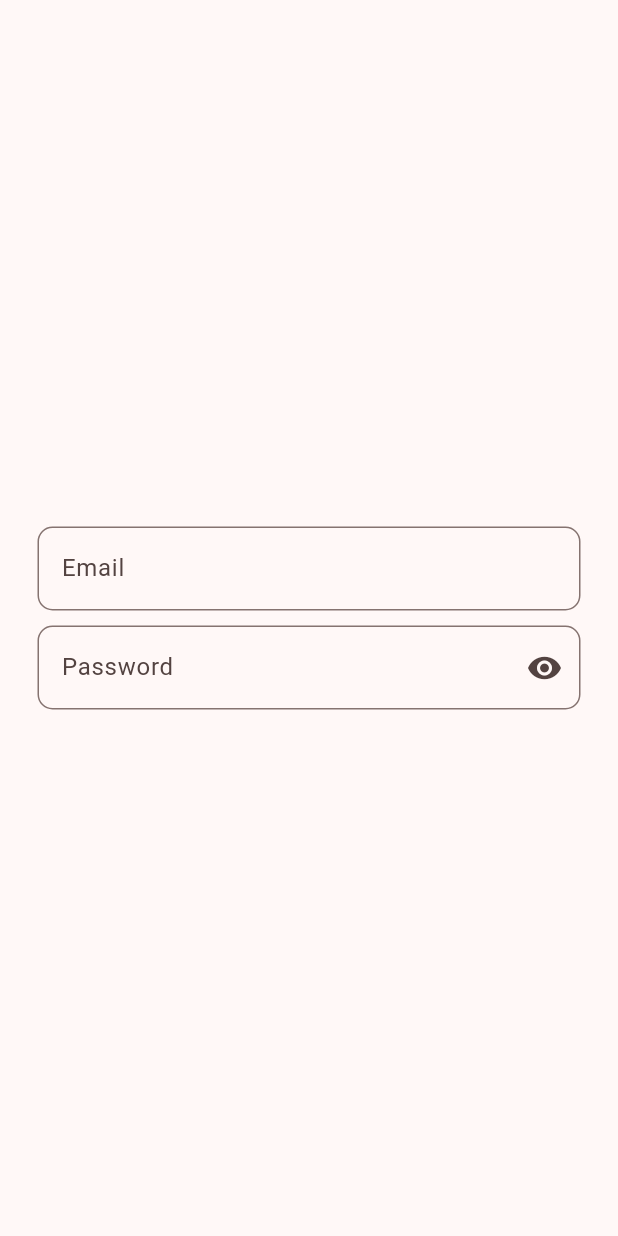
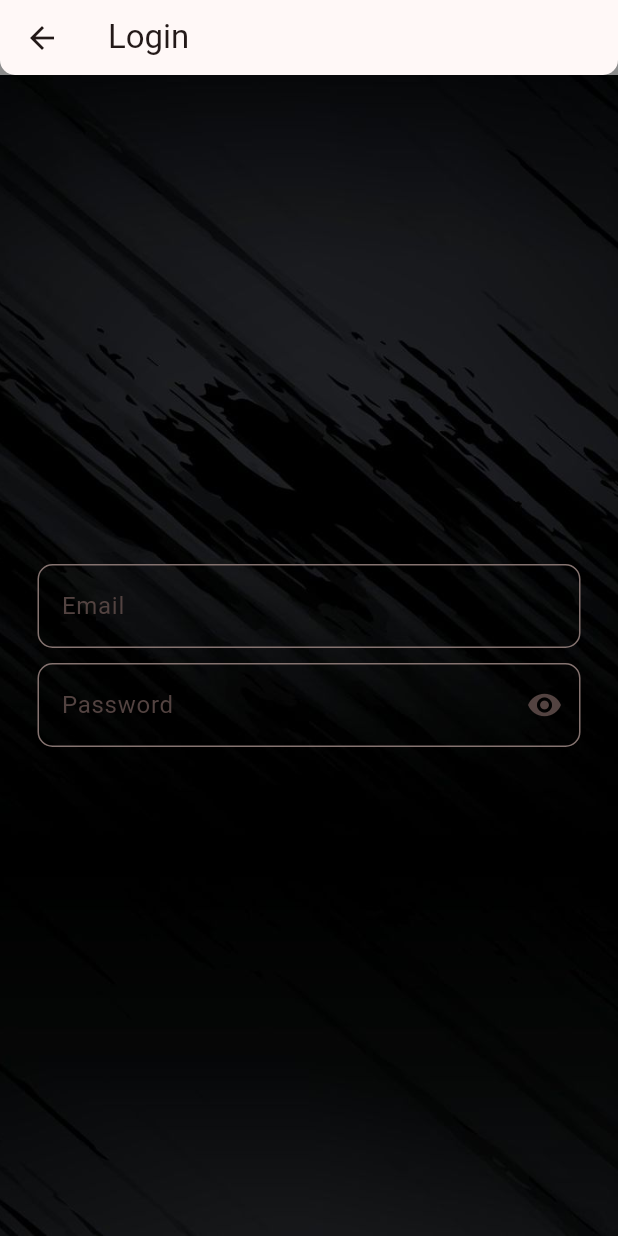
Before and after one commit to olofnuggts/unnamed, a Flutter app: the screen it shows after launch, after a tap on "Log In", on a phone screen of 412 x 824 dp. Run offline on Flutter 3.47's test engine with Material 3 defaults, Android fonts, the phone set to English and light mode, and no system bars.

Commit message:
Update home and login screens

```diff
--- a/lib/src/views/home_screen.dart
+++ b/lib/src/views/home_screen.dart
@@ -1,10 +1,24 @@
 import 'package:flutter/material.dart';
+import 'package:unnamed/src/views/register_screen.dart';
 import '../views/login_screen.dart';
 
 class HomeScreen extends StatelessWidget {
   @override
   Widget build(BuildContext context) {
     return Scaffold(
+      backgroundColor: Colors.black45,
+      appBar: PreferredSize(
+          preferredSize: Size.fromHeight(50.0), // here the desired height
+          child: AppBar(
+            title: Text('Welcome to Unnamed'),
+            // backgroundColor: Colors.black45,
+            elevation: 0,
+            shape: RoundedRectangleBorder(
+              borderRadius: BorderRadius.vertical(
+                bottom: Radius.circular(10), // Here specify the radius
+              ),
+            ),
+          )),
       body: Stack(
         children: <Widget>[
           Container(
--- a/lib/src/views/login_screen.dart
+++ b/lib/src/views/login_screen.dart
@@ -16,13 +16,26 @@ class LoginScreenState extends State<LoginScreen> {
     }
 
     return Scaffold(
+        backgroundColor: Colors.black45,
+        appBar: PreferredSize(
+            preferredSize: Size.fromHeight(50.0), // here the desired height
+            child: AppBar(
+              title: Text('Login'),
+              // backgroundColor: Colors.black45,
+              elevation: 0,
+              shape: RoundedRectangleBorder(
+                borderRadius: BorderRadius.vertical(
+                  bottom: Radius.circular(10), // Here specify the radius
+                ),
+              ),
+            )),
         body: Stack(children: <Widget>[
           Container(
             decoration: BoxDecoration(
-            // image: DecorationImage(
-            //   // image: AssetImage('assets/images/app-background.jpeg'),
-            //   fit: BoxFit.cover,
-            // ),
+              image: DecorationImage(
+                image: AssetImage('assets/images/app-background.jpeg'),
+                fit: BoxFit.cover,
+              ),
             ),
           ),
           Center(
```
Lines whose indentation alone changed are shown as unchanged.
